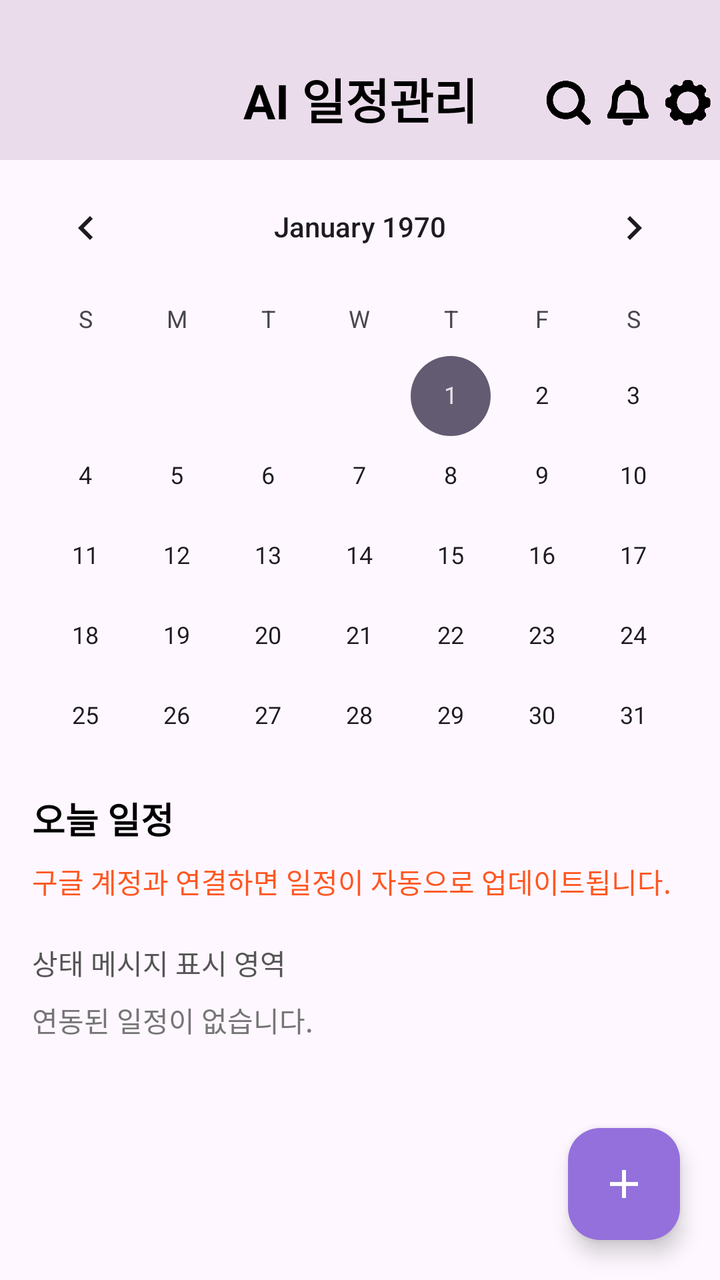
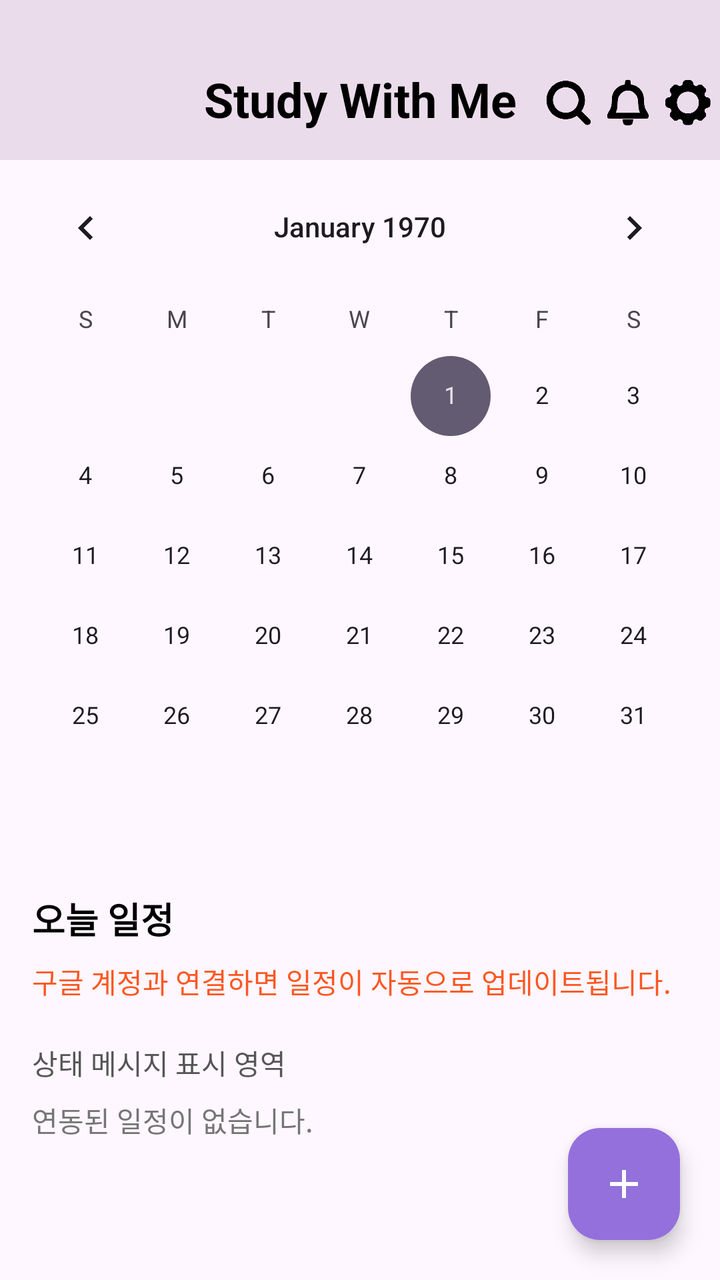

Screens rendered from an Android XML layout before and after an edit, with the pre-edit source and the edit as a unified diff.
<!-- AndroidManifest.xml: application theme Theme.MyApplication -->
<!-- res/layout/fragment_home.xml -->
<?xml version="1.0" encoding="utf-8"?>
<androidx.constraintlayout.widget.ConstraintLayout
    xmlns:android="http://schemas.android.com/apk/res/android"
    xmlns:app="http://schemas.android.com/apk/res-auto"
    xmlns:tools="http://schemas.android.com/tools"
    android:layout_width="match_parent"
    android:layout_height="match_parent"
    tools:context=".HomeFragment">

    
    <androidx.constraintlayout.widget.ConstraintLayout
        android:id="@+id/topMenu"
        android:layout_width="0dp"
        android:layout_height="80dp"
        android:background="#EBDCEB"
        app:layout_constraintEnd_toEndOf="parent"
        app:layout_constraintStart_toStartOf="parent"
        app:layout_constraintTop_toTopOf="parent">

        <TextView
            android:id="@+id/titleText"
            android:layout_width="wrap_content"
            android:layout_height="wrap_content"
            android:text="AI 일정관리"
            android:textColor="#000000"
            android:textSize="24sp"
            android:textStyle="bold"
            app:layout_constraintBottom_toBottomOf="parent"
            app:layout_constraintEnd_toEndOf="parent"
            app:layout_constraintStart_toStartOf="parent"
            app:layout_constraintTop_toTopOf="parent"
            app:layout_constraintVertical_bias="0.7" />

        <ImageView
            android:id="@+id/settingIcon"
            android:layout_width="24dp"
            android:layout_height="24dp"
            android:layout_marginEnd="4dp"
            android:src="@drawable/ic_setting"
            app:layout_constraintBottom_toBottomOf="parent"
            app:layout_constraintEnd_toEndOf="parent"
            app:layout_constraintTop_toTopOf="parent"
            app:layout_constraintVertical_bias="0.7" />

        <ImageView
            android:id="@+id/bellIcon"
            android:layout_width="24dp"
            android:layout_height="24dp"
            android:layout_marginEnd="34dp"
            android:src="@drawable/ic_bell"
            app:layout_constraintBottom_toBottomOf="parent"
            app:layout_constraintEnd_toEndOf="parent"
            app:layout_constraintTop_toTopOf="parent"
            app:layout_constraintVertical_bias="0.7" />

        <ImageView
            android:id="@+id/searchIcon"
            android:layout_width="24dp"
            android:layout_height="24dp"
            android:layout_marginEnd="64dp"
            android:src="@drawable/ic_search"
            app:layout_constraintBottom_toBottomOf="parent"
            app:layout_constraintEnd_toEndOf="parent"
            app:layout_constraintTop_toTopOf="parent"
            app:layout_constraintVertical_bias="0.7" />
    </androidx.constraintlayout.widget.ConstraintLayout>

    
    
    <CalendarView
        android:id="@+id/calendarView"
        android:layout_width="0dp"
        android:layout_height="300dp"
        app:layout_constraintEnd_toEndOf="parent"
        app:layout_constraintStart_toStartOf="parent"
        app:layout_constraintTop_toBottomOf="@id/topMenu" />


    
    <LinearLayout
        android:id="@+id/todayScheduleArea"
        android:layout_width="0dp"
        android:layout_height="0dp"
        android:orientation="vertical"
        android:padding="16dp"
        app:layout_constraintTop_toBottomOf="@id/calendarView"
        app:layout_constraintBottom_toBottomOf="parent"
        app:layout_constraintStart_toStartOf="parent"
        app:layout_constraintEnd_toEndOf="parent">

        <TextView
            android:id="@+id/todayTitle"
            android:layout_width="wrap_content"
            android:layout_height="wrap_content"
            android:paddingBottom="8dp"
            android:text="오늘 일정"
            android:textColor="#000000"
            android:textSize="18sp"
            android:textStyle="bold" />











        <TextView
            android:id="@+id/calendarStatusText"
            android:layout_width="match_parent"
            android:layout_height="wrap_content"
            android:text="구글 계정과 연결하면 일정이 자동으로 업데이트됩니다."
            android:textColor="#FF5722"
            android:paddingBottom="12dp" />


        <TextView
            android:id="@+id/statusTextView"
            android:layout_width="match_parent"
            android:layout_height="wrap_content"
            android:text="상태 메시지 표시 영역"
            android:textColor="#555555"
            android:textSize="14sp"
            android:paddingBottom="8dp"
            android:paddingTop="8dp"/>


        <LinearLayout
            android:id="@+id/calendarEventsContainer"
            android:layout_width="match_parent"
            android:layout_height="wrap_content"
            android:orientation="vertical">

            <TextView
                android:id="@+id/emptyEventsText"
                android:layout_width="wrap_content"
                android:layout_height="wrap_content"
                android:text="연동된 일정이 없습니다."
                android:textColor="#757575" />
        </LinearLayout>
    </LinearLayout>

    
    <com.google.android.material.floatingactionbutton.FloatingActionButton
        android:id="@+id/fabAdd"
        android:layout_width="wrap_content"
        android:layout_height="wrap_content"
        android:src="@drawable/ic_add"
        android:contentDescription="Add Schedule"
        app:tint="@android:color/white"
        app:layout_constraintBottom_toBottomOf="parent"
        app:layout_constraintEnd_toEndOf="parent"
        android:layout_marginEnd="20dp"
        android:layout_marginBottom="20dp"
        app:backgroundTint="#9370DB"
        app:maxImageSize="24dp" />

</androidx.constraintlayout.widget.ConstraintLayout>
<!-- resources referenced by this layout -->
<resources>
  <!-- drawable ic_add (drawable) -->
  <vector xmlns:android="http://schemas.android.com/apk/res/android" android:height="24dp" android:tint="#000000" android:viewportHeight="24" android:viewportWidth="24" android:width="24dp">
        
      <path android:fillColor="@android:color/white" android:pathData="M19,13h-6v6h-2v-6H5v-2h6V5h2v6h6v2z"/>
      
  </vector>
  <!-- drawable ic_bell: png bitmap (drawable, 9309 bytes) -->
  <!-- drawable ic_search: png bitmap (drawable, 11589 bytes) -->
  <!-- drawable ic_setting: png bitmap (drawable, 9975 bytes) -->
  <style name="Theme.MyApplication" parent="Theme.Material3.DayNight.NoActionBar">
          
      </style>
</resources>

<!-- the commit's change to res/layout/fragment_home.xml (unified diff, before → after) -->
@@ -21,7 +21,7 @@
             android:id="@+id/titleText"
             android:layout_width="wrap_content"
             android:layout_height="wrap_content"
-            android:text="AI 일정관리"
+            android:text="Study With Me"
             android:textColor="#000000"
             android:textSize="24sp"
             android:textStyle="bold"
@@ -67,16 +67,18 @@
 
     
     
+
+
+    
     <CalendarView
         android:id="@+id/calendarView"
         android:layout_width="0dp"
-        android:layout_height="300dp"
+        android:layout_height="350dp"
         app:layout_constraintEnd_toEndOf="parent"
+        app:layout_constraintHorizontal_bias="0.0"
         app:layout_constraintStart_toStartOf="parent"
         app:layout_constraintTop_toBottomOf="@id/topMenu" />
 
-
-    
     <LinearLayout
         android:id="@+id/todayScheduleArea"
         android:layout_width="0dp"
